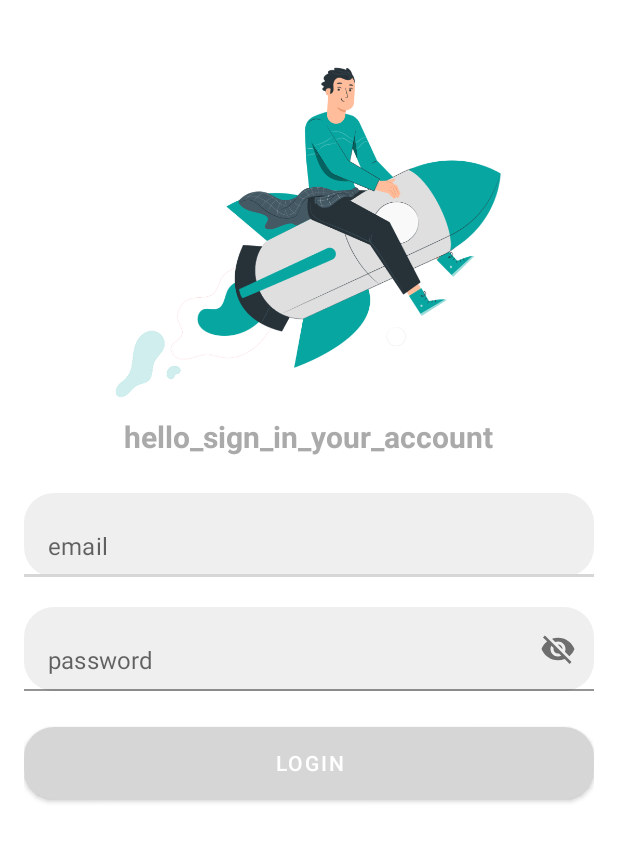
After one commit to ridaangga/android-live-attendance-app, an Android app: the layout activity_login.xml on its own in the app's theme, with its tools: preview values and no code run, on a phone screen of 412 x 824 dp. The commit adds this screen. Shown: the top 842 px of the screen. Run offline under Robolectric (Android 15) with nearby library versions, the phone set to English and light mode, and no system bars.

Commit message:
ui: add login page

```diff
--- a/app/src/main/AndroidManifest.xml
+++ b/app/src/main/AndroidManifest.xml
@@ -11,6 +11,9 @@
         android:supportsRtl="true"
         android:theme="@style/Theme.LiveAttendance"
         tools:targetApi="31">
+        <activity
+            android:name=".LoginActivity"
+            android:exported="false" />
         <activity
             android:name=".SplashActivity"
             android:exported="false" />
--- /dev/null
+++ b/app/src/main/java/com/example/liveattendance/views/login/LoginActivity.kt
@@ -0,0 +1,12 @@
+package com.example.liveattendance.views.login
+
+import androidx.appcompat.app.AppCompatActivity
+import android.os.Bundle
+import com.example.liveattendance.R
+
+class LoginActivity : AppCompatActivity() {
+    override fun onCreate(savedInstanceState: Bundle?) {
+        super.onCreate(savedInstanceState)
+        setContentView(R.layout.activity_login)
+    }
+}
--- /dev/null
+++ b/app/src/main/res/drawable/bg_btn_primary.xml
@@ -0,0 +1,6 @@
+<?xml version="1.0" encoding="utf-8"?>
+<shape xmlns:android="http://schemas.android.com/apk/res/android"
+    android:shape="rectangle">
+    <corners android:radius="20dp"/>
+    <solid android:color="@color/colorPrimary"/>
+</shape>
--- /dev/null
+++ b/app/src/main/res/drawable/bg_edit_text.xml
@@ -0,0 +1,6 @@
+<?xml version="1.0" encoding="utf-8"?>
+<shape xmlns:android="http://schemas.android.com/apk/res/android"
+    android:shape="rectangle">
+    <corners android:radius="20dp"/>
+    <solid android:color="#EFEFEF"/>
+</shape>
--- /dev/null
+++ b/app/src/main/res/layout/activity_login.xml
@@ -0,0 +1,76 @@
+<?xml version="1.0" encoding="utf-8"?>
+<ScrollView xmlns:android="http://schemas.android.com/apk/res/android"
+    xmlns:app="http://schemas.android.com/apk/res-auto"
+    xmlns:tools="http://schemas.android.com/tools"
+    android:layout_width="match_parent"
+    android:layout_height="match_parent"
+    android:fillViewport="true"
+    tools:context=".views.login.LoginActivity">
+
+    <LinearLayout
+        android:layout_width="match_parent"
+        android:layout_height="wrap_content"
+        android:gravity="center_horizontal"
+        android:paddingStart="16dp"
+        android:paddingEnd="16dp"
+        android:orientation="vertical">
+
+        <ImageView
+            android:layout_width="wrap_content"
+            android:layout_height="wrap_content"
+            android:src="@drawable/image_login"/>
+
+        <TextView
+            android:layout_width="wrap_content"
+            android:layout_height="wrap_content"
+            android:text="@string/hello_sign_in_your_account"
+            android:textColor="@android:color/darker_gray"
+            android:textSize="20sp"
+            android:textStyle="bold"/>
+
+        <com.google.android.material.textfield.TextInputLayout
+            android:layout_width="match_parent"
+            android:layout_height="56dp"
+            app:hintEnabled="false"
+            android:layout_marginTop="24dp">
+
+            <com.google.android.material.textfield.TextInputEditText
+                android:id="@+id/et_email_login"
+                android:layout_width="match_parent"
+                android:layout_height="match_parent"
+                android:background="@drawable/bg_edit_text"
+                android:hint="@string/email"
+                android:paddingStart="16dp"
+                android:paddingEnd="16dp"
+                android:inputType="textEmailAddress"/>
+
+        </com.google.android.material.textfield.TextInputLayout>
+
+        <com.google.android.material.textfield.TextInputLayout
+            android:layout_width="match_parent"
+            android:layout_height="56dp"
+            app:hintEnabled="false"
+            app:endIconMode="password_toggle"
+            android:layout_marginTop="20dp">
+
+            <com.google.android.material.textfield.TextInputEditText
+                android:id="@+id/et_password_login"
+                android:layout_width="match_parent"
+                android:layout_height="match_parent"
+                android:background="@drawable/bg_edit_text"
+                android:hint="@string/password"
+                android:paddingStart="16dp"
+                android:paddingEnd="16dp"
+                android:inputType="textEmailAddress"/>
+        </com.google.android.material.textfield.TextInputLayout>
+
+        <Button
+            android:id="@+id/btn_login"
+            android:layout_width="match_parent"
+            android:layout_height="wrap_content"
+            android:text="@string/login"
+            android:textColor="@android:color/white"
+            android:background="@drawable/bg_btn_primary"
+            android:layout_marginTop="24dp"/>
+    </LinearLayout>
+</ScrollView>
--- a/app/src/main/res/values/strings.xml
+++ b/app/src/main/res/values/strings.xml
@@ -1,3 +1,7 @@
 <resources>
     <string name="app_name">Live Attendance</string>
+    <string name="hello_sign_in_your_account">hello_sign_in_your_account</string>
+    <string name="password">password</string>
+    <string name="email">email</string>
+    <string name="login">Login</string>
 </resources>
```
